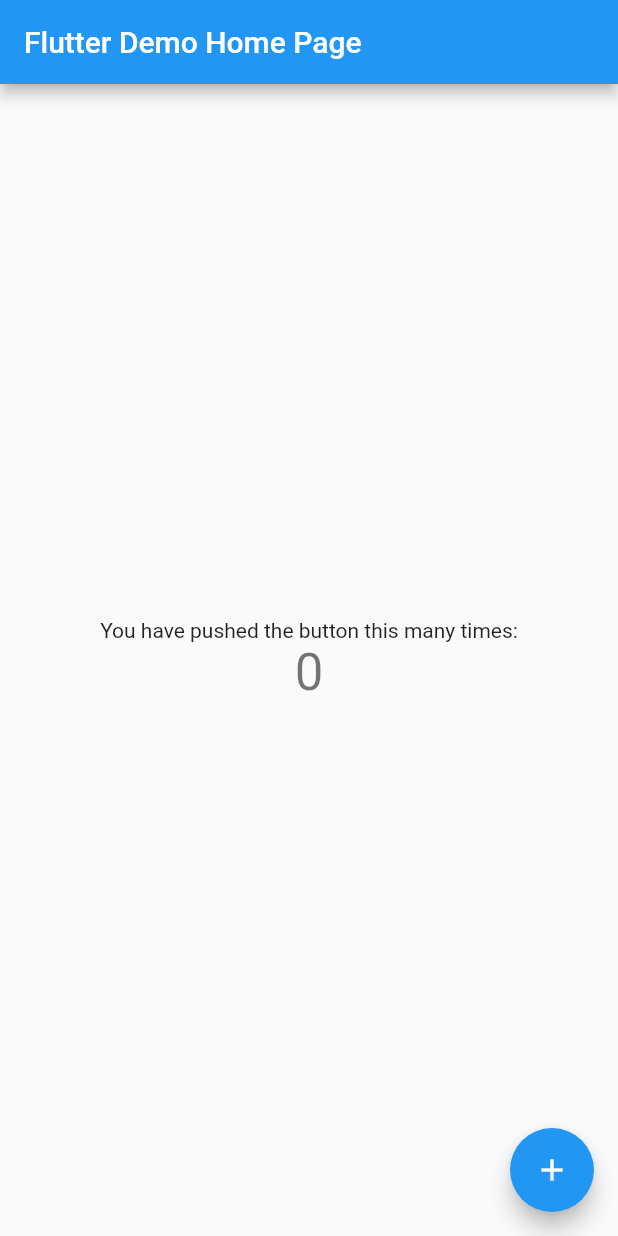
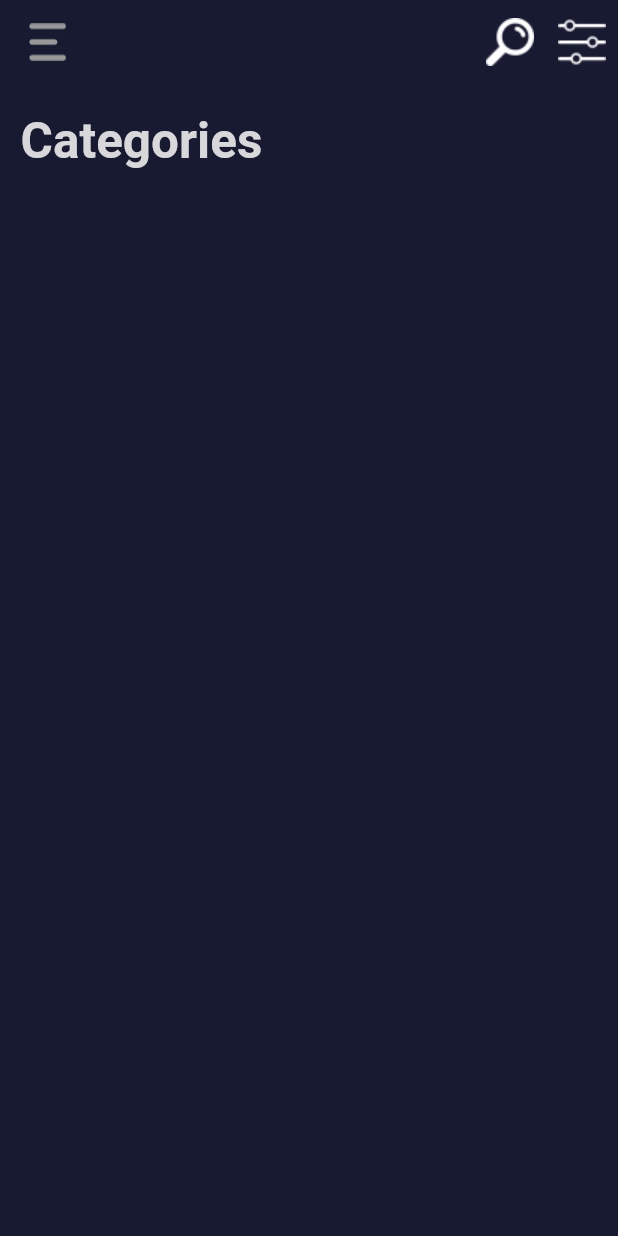
Before and after one commit to RoxyRoses/movieapp, a Flutter app: the screen it shows after launch, on a phone screen of 412 x 824 dp. Run offline on Flutter 3.47's test engine with Material 2 defaults, Android fonts, the phone set to English and light mode, and no system bars; our stand-ins replace dartz, dio, flutter_modular; missing offline and left inert: mobx_triple, mocktail.

Commit message:
working on the UI

```diff
--- a/dependency_module/pubspec.yaml
+++ b/dependency_module/pubspec.yaml
@@ -10,7 +10,6 @@ environment:
 dependencies:
   flutter_triple: any
   mobx_triple: ^1.1.3+1
-  modular_test: any
   mocktail: ^0.3.0
   dartz: ^0.10.1
   path_provider: ^2.0.9
@@ -18,7 +17,6 @@ dependencies:
   dio: ^4.0.6
   flutter_mobx: ^2.0.4
   mobx: ^2.0.6+1
-  flutter_modular: ^4.5.1+1
   flutter:
     sdk: flutter
 
--- /dev/null
+++ b/movie_app/lib/app_widget.dart
@@ -0,0 +1,15 @@
+import 'package:flutter/material.dart';
+import 'package:flutter_modular/flutter_modular.dart';
+
+class AppWidget extends StatelessWidget {
+  const AppWidget({Key? key}) : super(key: key);
+
+  @override
+  Widget build(BuildContext context) {
+    return MaterialApp.router(
+      title: 'Movie App',
+      routerDelegate: Modular.routerDelegate,
+      routeInformationParser: Modular.routeInformationParser,
+    );
+  }
+}
--- a/movie_app/lib/main.dart
+++ b/movie_app/lib/main.dart
@@ -1,115 +1,9 @@
 import 'package:flutter/material.dart';
+import 'package:flutter_modular/flutter_modular.dart';
+
+import 'app_module.dart';
+import 'app_widget.dart';
 
 void main() {
-  runApp(const MyApp());
+  runApp(ModularApp(module: AppModule(), child: const AppWidget()));
 }
-
-class MyApp extends StatelessWidget {
-  const MyApp({Key? key}) : super(key: key);
-
-  // This widget is the root of your application.
-  @override
-  Widget build(BuildContext context) {
-    return MaterialApp(
-      title: 'Flutter Demo',
-      theme: ThemeData(
-        // This is the theme of your application.
-        //
-        // Try running your application with "flutter run". You'll see the
-        // application has a blue toolbar. Then, without quitting the app, try
-        // changing the primarySwatch below to Colors.green and then invoke
-        // "hot reload" (press "r" in the console where you ran "flutter run",
-        // or simply save your changes to "hot reload" in a Flutter IDE).
-        // Notice that the counter didn't reset back to zero; the application
-        // is not restarted.
-        primarySwatch: Colors.blue,
-      ),
-      home: const MyHomePage(title: 'Flutter Demo Home Page'),
-    );
-  }
-}
-
-class MyHomePage extends StatefulWidget {
-  const MyHomePage({Key? key, required this.title}) : super(key: key);
-
-  // This widget is the home page of your application. It is stateful, meaning
-  // that it has a State object (defined below) that contains fields that affect
-  // how it looks.
-
-  // This class is the configuration for the state. It holds the values (in this
-  // case the title) provided by the parent (in this case the App widget) and
-  // used by the build method of the State. Fields in a Widget subclass are
-  // always marked "final".
-
-  final String title;
-
-  @override
-  State<MyHomePage> createState() => _MyHomePageState();
-}
-
-class _MyHomePageState extends State<MyHomePage> {
-  int _counter = 0;
-
-  void _incrementCounter() {
-    setState(() {
-      // This call to setState tells the Flutter framework that something has
-      // changed in this State, which causes it to rerun the build method below
-      // so that the display can reflect the updated values. If we changed
-      // _counter without calling setState(), then the build method would not be
-      // called again, and so nothing would appear to happen.
-      _counter++;
-    });
-  }
-
-  @override
-  Widget build(BuildContext context) {
-    // This method is rerun every time setState is called, for instance as done
-    // by the _incrementCounter method above.
-    //
-    // The Flutter framework has been optimized to make rerunning build methods
-    // fast, so that you can just rebuild anything that needs updating rather
-    // than having to individually change instances of widgets.
-    return Scaffold(
-      appBar: AppBar(
-        // Here we take the value from the MyHomePage object that was created by
-        // the App.build method, and use it to set our appbar title.
-        title: Text(widget.title),
-      ),
-      body: Center(
-        // Center is a layout widget. It takes a single child and positions it
-        // in the middle of the parent.
-        child: Column(
-          // Column is also a layout widget. It takes a list of children and
-          // arranges them vertically. By default, it sizes itself to fit its
-          // children horizontally, and tries to be as tall as its parent.
-          //
-          // Invoke "debug painting" (press "p" in the console, choose the
-          // "Toggle Debug Paint" action from the Flutter Inspector in Android
-          // Studio, or the "Toggle Debug Paint" command in Visual Studio Code)
-          // to see the wireframe for each widget.
-          //
-          // Column has various properties to control how it sizes itself and
-          // how it positions its children. Here we use mainAxisAlignment to
-          // center the children vertically; the main axis here is the vertical
-          // axis because Columns are vertical (the cross axis would be
-          // horizontal).
-          mainAxisAlignment: MainAxisAlignment.center,
-          children: <Widget>[
-            const Text(
-              'You have pushed the button this many times:',
-            ),
-            Text(
-              '$_counter',
-              style: Theme.of(context).textTheme.headline4,
-            ),
-          ],
-        ),
-      ),
-      floatingActionButton: FloatingActionButton(
-        onPressed: _incrementCounter,
-        tooltip: 'Increment',
-        child: const Icon(Icons.add),
-      ), // This trailing comma makes auto-formatting nicer for build methods.
-    );
-  }
-}
--- /dev/null
+++ b/movie_app/lib/modules/search/presenter/home_page.dart
@@ -0,0 +1,70 @@
+import 'package:flutter/material.dart';
+import 'package:xenomorph_design_system/xenomorph_design_system.dart';
+
+class HomePage extends StatelessWidget {
+  const HomePage({Key? key}) : super(key: key);
+
+  @override
+  Widget build(BuildContext context) {
+    final size = MediaQuery.of(context).size;
+    return Scaffold(
+      backgroundColor: themedark,
+      appBar: AppBar(
+        backgroundColor: Colors.transparent,
+        elevation: 0,
+        leading: Builder(
+          builder: (BuildContext context) {
+            return IconButton(
+              onPressed: (() => debugPrint('drawer')),
+              icon: Padding(
+                padding: EdgeInsets.only(
+                  left: size.width * 6 / 330,
+                  top: size.width * 6 / 330,
+                  bottom: size.width * 6 / 330,
+                ),
+                child: SizedBox(
+                  child: AspectRatio(
+                    aspectRatio: 1,
+                    child: Image.asset('assets/images/menu1.png'),
+                  ),
+                ),
+              ),
+            );
+          },
+        ),
+        actions: [
+          IconButton(
+            onPressed: (() => debugPrint('search')),
+            icon: SizedBox(
+              child: AspectRatio(
+                aspectRatio: 1,
+                child: Image.asset('assets/images/search.png'),
+              ),
+            ),
+          ),
+          IconButton(
+            onPressed: (() => debugPrint('settings')),
+            icon: SizedBox(
+              child: AspectRatio(
+                aspectRatio: 1,
+                child: Image.asset('assets/images/settings.png'),
+              ),
+            ),
+          ),
+        ],
+      ),
+      body:  Column(
+        children: [
+          const SizedBox(height: 18),
+          Padding(
+            padding:  EdgeInsets.only(left: size.width * 4 / 120),
+            child: Text(
+              'Categories',
+              style: TextStyle(color: const Color(0xffD8D8DA), fontWeight: FontWeight.bold, fontSize: size.height *  2 / 50),
+            ),
+          ),
+        ],
+      ),
+    );
+  }
+}
--- a/movie_app/lib/modules/search/triple/moviestore.dart
+++ b/movie_app/lib/modules/search/presenter/states/triple/moviestore.dart
@@ -2,7 +2,8 @@ import 'package:dependency_module/core_module.dart';
 import 'package:movie_app/modules/search/domain/entities/results.dart';
 import 'package:movie_app/modules/search/domain/usecases/search_movie_usecase.dart';
 
-import '../domain/errors/errors.dart';
+import '../../../domain/errors/errors.dart';
+
 
 class MovieStore
     extends MobXStore<Exception, Either<FailureSearch, List<Results>>> {
--- /dev/null
+++ b/xenomorph_design_system/lib/src/themes.dart
@@ -0,0 +1,4 @@
+import 'package:flutter/material.dart';
+
+const themelight = Color.fromARGB(255, 210, 207, 207);
+const themedark = Color(0xff171A31);
--- a/xenomorph_design_system/lib/xenomorph_design_system.dart
+++ b/xenomorph_design_system/lib/xenomorph_design_system.dart
@@ -1,7 +1,3 @@
 library xenomorph_design_system;
 
-/// A Calculator.
-class Calculator {
-  /// Returns [value] plus 1.
-  int addOne(int value) => value + 1;
-}
+export 'src/themes.dart';
```
Also changed, not shown: movie_app/lib/app_module.dart (added, +25 -0 lines), movie_app/pubspec.yaml (+7 -2 lines), movie_app/assets/images/menu1.png (added), movie_app/assets/images/search.png (added), movie_app/assets/images/settings.png (added), movie_app/pubspec.lock, 3 other files.
